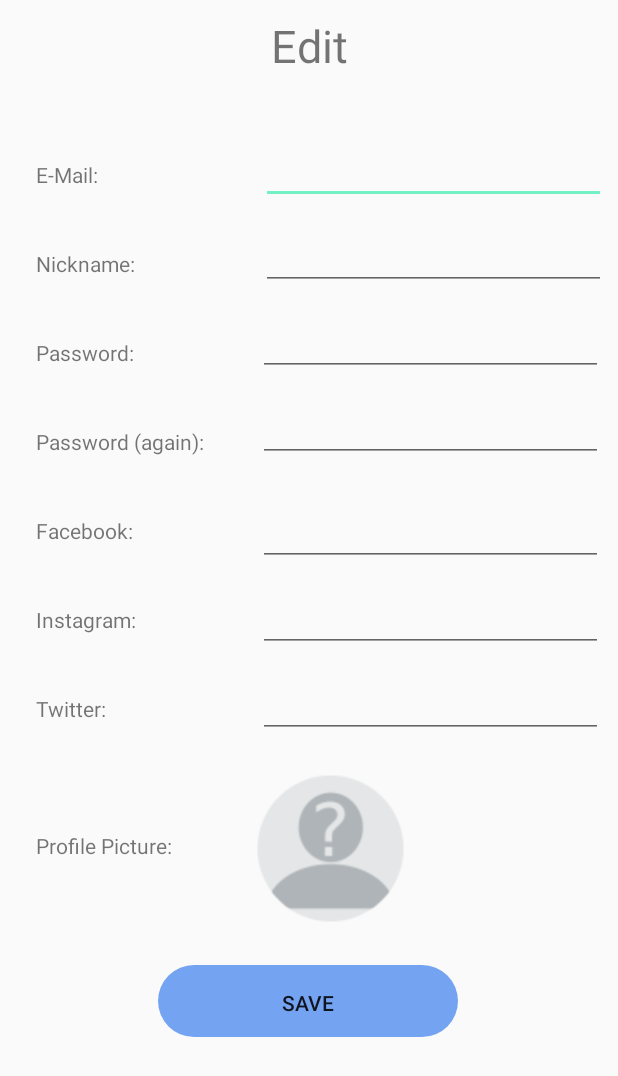
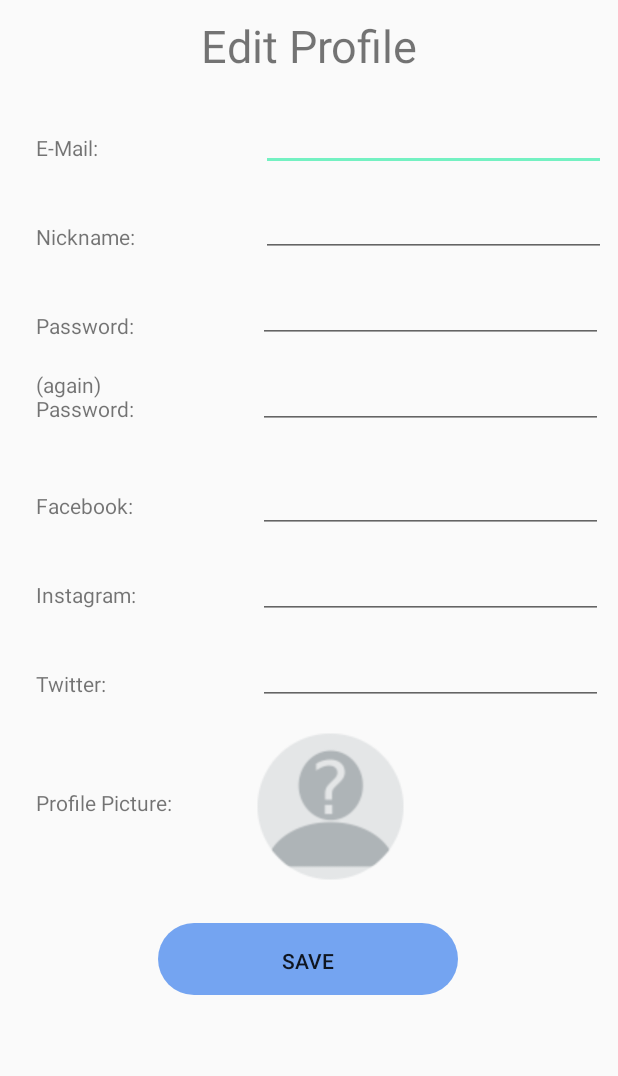
Before and after one commit to richardschaeffer96/PEM2018, an Android app: the layout activity_edit_profile.xml on its own in the app's theme, with its tools: preview values and no code run, on a phone screen of 412 x 824 dp. Shown: the top 1076 px of the screen. Run offline under Robolectric (Android 15) with nearby library versions, the phone set to English and light mode, and no system bars.

Commit message:
Minor design stuff

```diff
--- a/app/src/main/res/layout/activity_edit_profile.xml
+++ b/app/src/main/res/layout/activity_edit_profile.xml
@@ -19,7 +19,7 @@
             android:layout_marginTop="10dp"
             android:layout_marginEnd="8dp"
             android:layout_marginRight="8dp"
-            android:text="Edit"
+            android:text="Edit Profile"
             android:textSize="30sp"
             app:layout_constraintEnd_toEndOf="parent"
             app:layout_constraintStart_toStartOf="parent"
@@ -31,7 +31,7 @@
             android:layout_height="wrap_content"
             android:layout_marginStart="24dp"
             android:layout_marginLeft="24dp"
-            android:layout_marginTop="56dp"
+            android:layout_marginTop="38dp"
             android:layout_weight="1"
             android:text="E-Mail:"
             android:textSize="14sp"
@@ -42,7 +42,7 @@
             android:id="@+id/edit_email_edit"
             android:layout_width="230dp"
             android:layout_height="wrap_content"
-            android:layout_marginTop="40dp"
+            android:layout_marginTop="18dp"
             android:layout_marginEnd="8dp"
             android:layout_marginRight="8dp"
             android:layout_weight="1"
@@ -94,9 +94,9 @@
             android:layout_height="wrap_content"
             android:layout_marginStart="24dp"
             android:layout_marginLeft="24dp"
-            android:layout_marginTop="40dp"
+            android:layout_marginTop="20dp"
             android:layout_weight="1"
-            android:text="Password (again):"
+            android:text="(again)\nPassword:"
             app:layout_constraintStart_toStartOf="parent"
             app:layout_constraintTop_toBottomOf="@+id/text_password" />
 
@@ -132,7 +132,7 @@
             android:layout_height="wrap_content"
             android:layout_marginStart="24dp"
             android:layout_marginLeft="24dp"
-            android:layout_marginTop="40dp"
+            android:layout_marginTop="45dp"
             android:layout_marginEnd="8dp"
             android:layout_marginRight="8dp"
             android:layout_weight="1"
@@ -215,7 +215,7 @@
             android:layout_height="99dp"
             android:layout_marginStart="8dp"
             android:layout_marginLeft="8dp"
-            android:layout_marginTop="24dp"
+            android:layout_marginTop="18dp"
             android:layout_marginEnd="8dp"
             android:layout_marginRight="8dp"
             android:onClick="upload_picture"
@@ -231,7 +231,7 @@
             android:layout_height="17dp"
             android:layout_marginStart="24dp"
             android:layout_marginLeft="24dp"
-            android:layout_marginTop="72dp"
+            android:layout_marginTop="60dp"
             android:layout_marginEnd="8dp"
             android:layout_marginRight="8dp"
             android:text="Profile Picture:"
```
